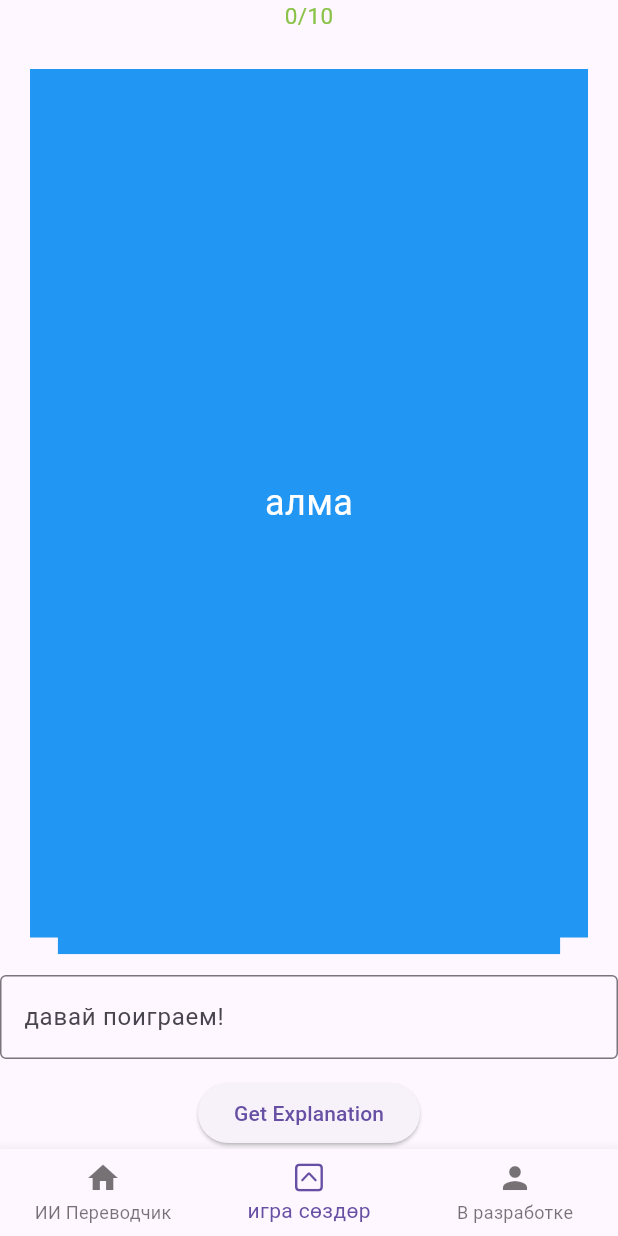
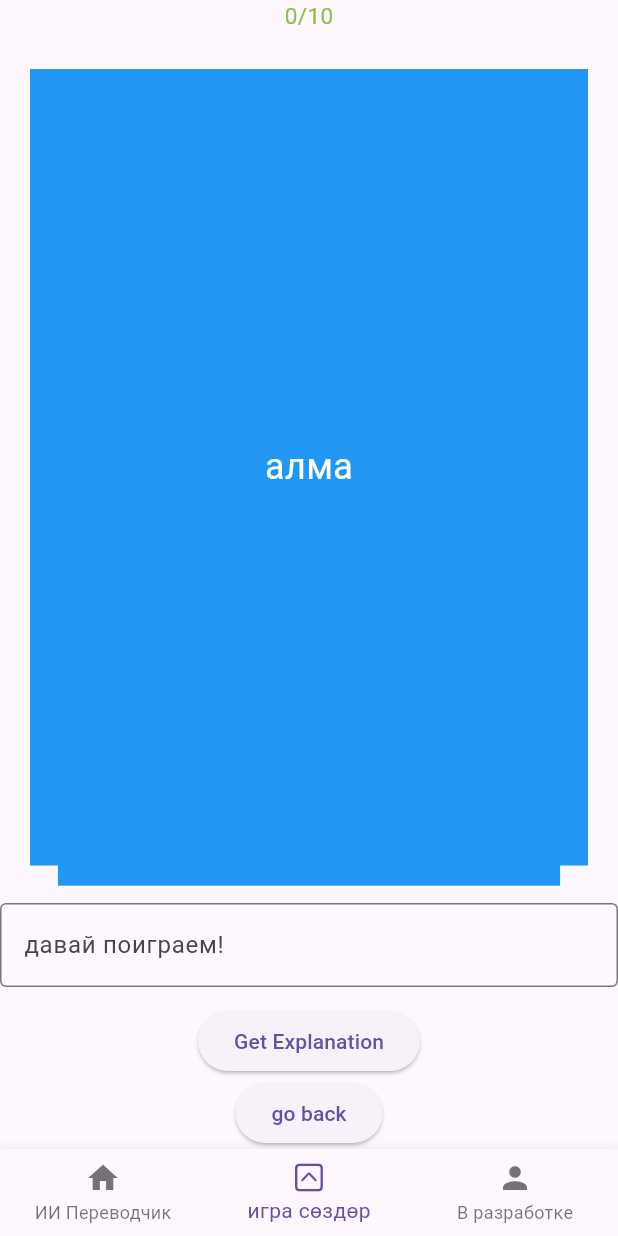
Before and after one commit to Kriptos23/kyrgyz_dictionary, a Flutter app: the screen it shows after launch, item 2 of the bottom bar chosen, after a tap on "Go to next screen", on a phone screen of 412 x 824 dp. Run offline on Flutter 3.47's test engine with Material 3 defaults, Android fonts, the phone set to English and light mode, and no system bars; drawn by our look-alikes of flip_card, flutter_card_swiper.

Commit message:
safe before the flutter upgrade

```diff
--- a/lib/Screens/daily_words_screen.dart
+++ b/lib/Screens/daily_words_screen.dart
@@ -16,7 +16,22 @@ class DailyWords extends StatefulWidget {
 }
 
 class _DailyWordsState extends State<DailyWords> {
+
   BottomNavBar bottomNavBarWidget = BottomNavBar(1);
+  int? counter1;
+
+  int ifNullCounter(){
+    if(counter1 == null){
+      return 0;
+    }
+    else{
+      return counter1!;
+    }
+  }
+
+  int? test;
+  late int counter2;
+  late int counter3;
 
   @override
   Widget build(BuildContext context) {
@@ -25,12 +40,39 @@ class _DailyWordsState extends State<DailyWords> {
         bottomNavigationBar: bottomNavBarWidget.buildBottomNavBar(context, setState),
         body: Column(
           children: [
+            InkWell(
+              onTap: () async {
+                   final result = await Navigator.push(
+                    context,
+                    MaterialPageRoute(
+                      builder: (context) => DailyWordsTemplateScreen(listOfWords: easyWords1, rightAnswersCounter:
+                      ifNullCounter(),),
+                      // replace with your screen
+                      // class
+                    ),
+                  );
+                   if (result != null) {
+                     setState(() {
+                       counter1 = result; // store it in a variable in your first screen
+                     });
+                   }
+              },
+              child: Container(
+                padding: EdgeInsets.all(20),
+                color: Colors.green,
+                child: Text("Level 1\n${ifNullCounter()}/10"),
+              ),
+            ),
             ElevatedButton(
               onPressed: () {
-                Navigator.push(
+                final counter = Navigator.push(
                   context,
                   MaterialPageRoute(
-                    builder: (context) => DailyWordsTemplateScreen(listOfWords: easyWords1,), // replace with your screen class
+                    builder: (context) => DailyWordsTemplateScreen(listOfWords: easyWords1, rightAnswersCounter: ifNullCounter(),
+                    ), //
+                    // replace with your
+                    // screen
+                    // class
                   ),
                 );
               },
@@ -42,13 +84,16 @@ class _DailyWordsState extends State<DailyWords> {
                 Navigator.push(
                   context,
                   MaterialPageRoute(
-                    builder: (context) => DailyWordsTemplateScreen(listOfWords: easyWords2,), // replace with your screen class
+                    builder: (context) => DailyWordsTemplateScreen(listOfWords: easyWords2, rightAnswersCounter: counter3,
+                      //rightAnswersCounter: counter2,
+                  ), //
+                    // replace with your screen class
                   ),
                 );
               },
               child: Text("Go to next screen"),
             ),
-
+            Text('$counter1', style: TextStyle(fontSize: 20, color: Colors.red),),
           ],
         ),
       ),
--- a/lib/Screens/daily_words_template_screen.dart
+++ b/lib/Screens/daily_words_template_screen.dart
@@ -10,8 +10,10 @@ import 'package:kyrgyz_dictionary/widgets/flip_cards_widget.dart';
 class DailyWordsTemplateScreen extends StatefulWidget {
   final List<Words> listOfWords;
   final bool ifSetIsDone;
+  final int rightAnswersCounter;
 
-  const DailyWordsTemplateScreen({super.key,required this.listOfWords, this.ifSetIsDone=false});
+  const DailyWordsTemplateScreen({super.key, required this.listOfWords, this.ifSetIsDone=false, required this.rightAnswersCounter
+  });
 
   @override
   State<DailyWordsTemplateScreen> createState() => _DailyWordsTemplateScreenState();
@@ -20,6 +22,8 @@ class DailyWordsTemplateScreen extends StatefulWidget {
 class _DailyWordsTemplateScreenState extends State<DailyWordsTemplateScreen> {
   List<Words>? listOfWordsPointer;
   bool? ifSetIsDonePointer;
+  late int rightAnswersCounterPointer;
+
 
   BottomNavBar bottomNavBarWidget = BottomNavBar(1);
 
@@ -29,7 +33,7 @@ class _DailyWordsTemplateScreenState extends State<DailyWordsTemplateScreen> {
 
   int cardIndex = 0;
 
-  int rightAnswersCounter = 0;
+
   bool isNewCard = true;
 
   @override
@@ -37,6 +41,7 @@ class _DailyWordsTemplateScreenState extends State<DailyWordsTemplateScreen> {
     super.initState();
     listOfWordsPointer = widget.listOfWords; // pointer (shared reference)
     ifSetIsDonePointer = widget.ifSetIsDone;
+    rightAnswersCounterPointer = widget.rightAnswersCounter;
   }
 
   bool _onSwipe(int index){
@@ -54,11 +59,18 @@ class _DailyWordsTemplateScreenState extends State<DailyWordsTemplateScreen> {
   @override
   Widget build(BuildContext context) {
     return SafeArea(
+      child: PopScope(
+        canPop: true,
+        onPopInvokedWithResult: (bool didPop, Object? result) async{
+          if (didPop) return; // already popped
+          // Navigator.of(context).pop(rightAnswersCounterPointer);
+          Navigator.pop(context, rightAnswersCounterPointer);
+        },
         child: Scaffold(
           bottomNavigationBar: bottomNavBarWidget.buildBottomNavBar(context, setState),
           body: Column(
             children: [
-            Text('$rightAnswersCounter/10', style: TextStyle(color: Colors.lightGreen, fontSize: 15),),
+              Text('$rightAnswersCounterPointer/10', style: TextStyle(color: Colors.lightGreen, fontSize: 15),),
               Flexible(
                 child: CardSwiper(
                   isDisabled: _onSwipe(0),
@@ -99,8 +111,8 @@ class _DailyWordsTemplateScreenState extends State<DailyWordsTemplateScreen> {
                                   // }
                                   if(!listOfWordsPointer![cardIndex].isCorrectlyAnswered){
                                     listOfWordsPointer![cardIndex].isCorrectlyAnswered = true;
-                                  rightAnswersCounter++;
-                                  if(rightAnswersCounter==10){
+                                    rightAnswersCounterPointer++;
+                                    if(rightAnswersCounterPointer==10){
                                       ifSetIsDonePointer = true;
                                     }
                                     listOfWordsPointer![cardIndex].changeColorIfRight = Colors.lightGreen;
@@ -128,7 +140,7 @@ class _DailyWordsTemplateScreenState extends State<DailyWordsTemplateScreen> {
                                 Navigator.of(context).pop(); // closes the popup
                                 setState(() {
                                   listOfWordsPointer![cardIndex].isCorrectlyAnswered = false;
-                                rightAnswersCounter--;
+                                  rightAnswersCounterPointer--;
                                   listOfWordsPointer![cardIndex].changeColorIfRight = Colors.red;
                                 });
                               },
@@ -142,7 +154,13 @@ class _DailyWordsTemplateScreenState extends State<DailyWordsTemplateScreen> {
                 },
                 child: Text("Get Explanation"),
               ),
+              ElevatedButton(onPressed: (){
+                setState(() {
+                  Navigator.pop(context, rightAnswersCounterPointer);
+                });
+              }, child: Text('go back'))
             ],
+          ),
         ),
       ),
     );
```
Lines whose indentation alone changed are shown as unchanged.
